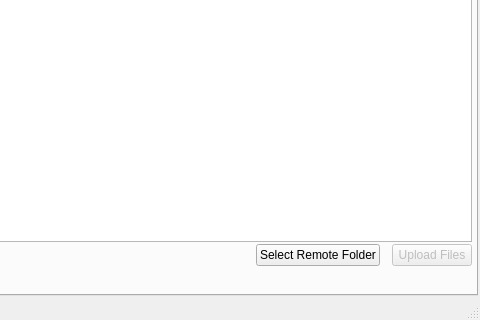
Above: mainwindow.ui from BlueQuartzSoftware/MetaForge before the change; both pictures show x 848 to 1328 and y 429 to 749 of the 1328 by 749 pixel window. Below: the same form after it.
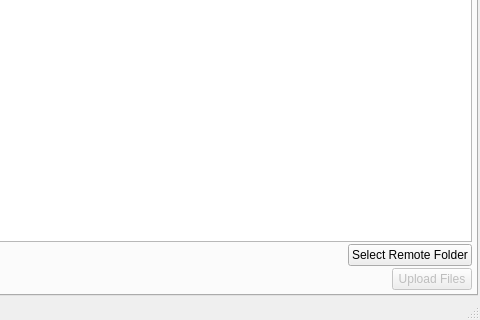
That is the form after the change. Icons and pictures are not drawn.

Commit message: "Upload Files" button placement change in main window.

Diff of the .ui file:
```diff
--- a/mainwindow.ui
+++ b/mainwindow.ui
@@ -855,19 +855,6 @@
             </property>
            </widget>
           </item>
-          <item>
-           <widget class="QPushButton" name="hyperthoughtUploadButton">
-            <property name="enabled">
-             <bool>false</bool>
-            </property>
-            <property name="toolTip">
-             <string>Upload all files to the HyperThought server</string>
-            </property>
-            <property name="text">
-             <string>Upload Files</string>
-            </property>
-           </widget>
-          </item>
          </layout>
         </item>
         <item row="2" column="0">
@@ -898,6 +885,19 @@
             </property>
            </widget>
           </item>
+          <item row="0" column="2">
+           <widget class="QPushButton" name="hyperthoughtUploadButton">
+            <property name="enabled">
+             <bool>false</bool>
+            </property>
+            <property name="toolTip">
+             <string>Upload all files to the HyperThought server</string>
+            </property>
+            <property name="text">
+             <string>Upload Files</string>
+            </property>
+           </widget>
+          </item>
          </layout>
         </item>
        </layout>
```
Left out of the diff: 2 changed lines with no effect on the pictures. The commit also changes 2 other files.
